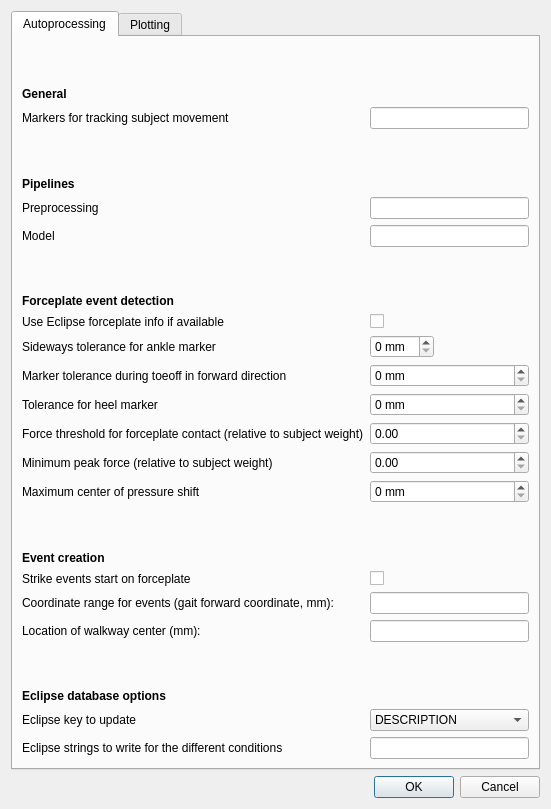
Old version of the form nexus_scripts/autoproc_dialog.ui in the repository NCH-Motion-Laboratory/gaitutils.
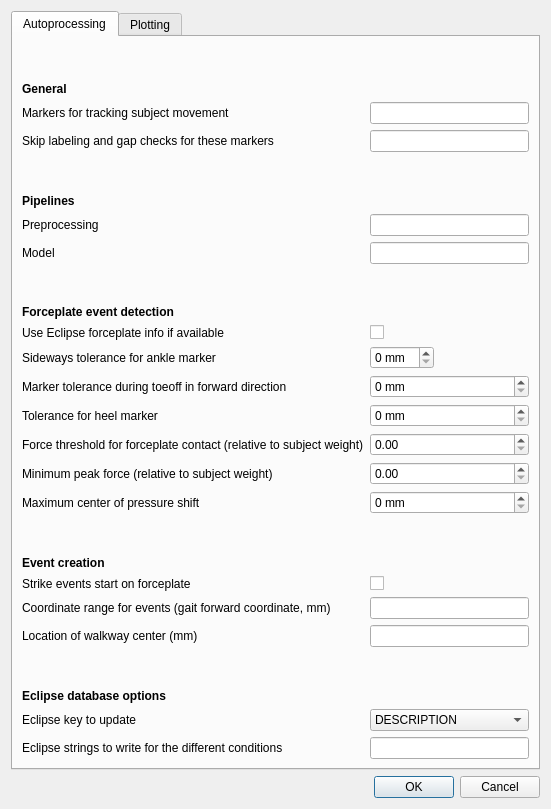
New version of the form.

Commit message: add control for ignored markers

Patch:
```diff
--- a/nexus_scripts/autoproc_dialog.ui
+++ b/nexus_scripts/autoproc_dialog.ui
@@ -78,20 +78,20 @@
          <item row="2" column="1">
           <widget class="QLineEdit" name="cfg_track_markers"/>
          </item>
-         <item row="3" column="0">
-          <spacer name="verticalSpacer_5">
-           <property name="orientation">
-            <enum>Qt::Vertical</enum>
-           </property>
-           <property name="sizeHint" stdset="0">
-            <size>
-             <width>20</width>
-             <height>20</height>
-            </size>
-           </property>
-          </spacer>
-         </item>
          <item row="4" column="0">
+          <spacer name="verticalSpacer_5">
+           <property name="orientation">
+            <enum>Qt::Vertical</enum>
+           </property>
+           <property name="sizeHint" stdset="0">
+            <size>
+             <width>20</width>
+             <height>20</height>
+            </size>
+           </property>
+          </spacer>
+         </item>
+         <item row="5" column="0">
           <widget class="QLabel" name="label_16">
            <property name="font">
             <font>
@@ -104,40 +104,40 @@
            </property>
           </widget>
          </item>
-         <item row="5" column="0">
+         <item row="6" column="0">
           <widget class="QLabel" name="label_17">
            <property name="text">
             <string>Preprocessing</string>
            </property>
           </widget>
          </item>
-         <item row="5" column="1">
+         <item row="6" column="1">
           <widget class="QLineEdit" name="cfg_pre_pipelines"/>
          </item>
-         <item row="6" column="0">
+         <item row="7" column="0">
           <widget class="QLabel" name="label_19">
            <property name="text">
             <string>Model</string>
            </property>
           </widget>
          </item>
-         <item row="6" column="1">
+         <item row="7" column="1">
           <widget class="QLineEdit" name="cfg_model_pipelines"/>
          </item>
-         <item row="7" column="0">
-          <spacer name="verticalSpacer_4">
-           <property name="orientation">
-            <enum>Qt::Vertical</enum>
-           </property>
-           <property name="sizeHint" stdset="0">
-            <size>
-             <width>20</width>
-             <height>20</height>
-            </size>
-           </property>
-          </spacer>
-         </item>
          <item row="8" column="0">
+          <spacer name="verticalSpacer_4">
+           <property name="orientation">
+            <enum>Qt::Vertical</enum>
+           </property>
+           <property name="sizeHint" stdset="0">
+            <size>
+             <width>20</width>
+             <height>20</height>
+            </size>
+           </property>
+          </spacer>
+         </item>
+         <item row="9" column="0">
           <widget class="QLabel" name="label_3">
            <property name="font">
             <font>
@@ -150,28 +150,28 @@
            </property>
           </widget>
          </item>
-         <item row="9" column="0">
+         <item row="10" column="0">
           <widget class="QLabel" name="label_14">
            <property name="text">
             <string>Use Eclipse forceplate info if available</string>
            </property>
           </widget>
          </item>
-         <item row="9" column="1">
+         <item row="10" column="1">
           <widget class="QCheckBox" name="cfg_use_eclipse_fp_info">
            <property name="text">
             <string/>
            </property>
           </widget>
          </item>
-         <item row="10" column="0">
+         <item row="11" column="0">
           <widget class="QLabel" name="label">
            <property name="text">
             <string>Sideways tolerance for ankle marker</string>
            </property>
           </widget>
          </item>
-         <item row="10" column="1">
+         <item row="11" column="1">
           <widget class="QSpinBox" name="cfg_ankle_sideways_tol">
            <property name="sizePolicy">
             <sizepolicy hsizetype="Fixed" vsizetype="Fixed">
@@ -187,42 +187,42 @@
            </property>
           </widget>
          </item>
-         <item row="11" column="0">
+         <item row="12" column="0">
           <widget class="QLabel" name="label_7">
            <property name="text">
             <string>Marker tolerance during toeoff in forward direction</string>
            </property>
           </widget>
          </item>
-         <item row="11" column="1">
+         <item row="12" column="1">
           <widget class="QSpinBox" name="cfg_toeoff_marker_tol">
            <property name="suffix">
             <string> mm</string>
            </property>
           </widget>
          </item>
-         <item row="12" column="0">
+         <item row="13" column="0">
           <widget class="QLabel" name="label_9">
            <property name="text">
             <string>Tolerance for heel marker</string>
            </property>
           </widget>
          </item>
-         <item row="12" column="1">
+         <item row="13" column="1">
           <widget class="QSpinBox" name="cfg_heel_strike_tol">
            <property name="suffix">
             <string> mm</string>
            </property>
           </widget>
          </item>
-         <item row="13" column="0">
+         <item row="14" column="0">
           <widget class="QLabel" name="label_4">
            <property name="text">
             <string>Force threshold for forceplate contact (relative to subject weight)</string>
            </property>
           </widget>
          </item>
-         <item row="13" column="1">
+         <item row="14" column="1">
           <widget class="QDoubleSpinBox" name="cfg_forceplate_contact_threshold">
            <property name="suffix">
             <string/>
@@ -235,14 +235,14 @@
            </property>
           </widget>
          </item>
-         <item row="14" column="0">
+         <item row="15" column="0">
           <widget class="QLabel" name="label_5">
            <property name="text">
             <string>Minimum peak force (relative to subject weight)</string>
            </property>
           </widget>
          </item>
-         <item row="14" column="1">
+         <item row="15" column="1">
           <widget class="QDoubleSpinBox" name="cfg_forceplate_min_weight">
            <property name="suffix">
             <string/>
@@ -255,14 +255,14 @@
            </property>
           </widget>
          </item>
-         <item row="15" column="0">
+         <item row="16" column="0">
           <widget class="QLabel" name="label_8">
            <property name="text">
             <string>Maximum center of pressure shift</string>
            </property>
           </widget>
          </item>
-         <item row="15" column="1">
+         <item row="16" column="1">
           <widget class="QSpinBox" name="cfg_cop_shift_max">
            <property name="suffix">
             <string> mm</string>
@@ -272,20 +272,20 @@
            </property>
           </widget>
          </item>
-         <item row="16" column="0">
-          <spacer name="verticalSpacer_2">
-           <property name="orientation">
-            <enum>Qt::Vertical</enum>
-           </property>
-           <property name="sizeHint" stdset="0">
-            <size>
-             <width>20</width>
-             <height>20</height>
-            </size>
-           </property>
-          </spacer>
-         </item>
          <item row="17" column="0">
+          <spacer name="verticalSpacer_2">
+           <property name="orientation">
+            <enum>Qt::Vertical</enum>
+           </property>
+           <property name="sizeHint" stdset="0">
+            <size>
+             <width>20</width>
+             <height>20</height>
+            </size>
+           </property>
+          </spacer>
+         </item>
+         <item row="18" column="0">
           <widget class="QLabel" name="label_10">
            <property name="font">
             <font>
@@ -298,54 +298,54 @@
            </property>
           </widget>
          </item>
-         <item row="18" column="0">
+         <item row="19" column="0">
           <widget class="QLabel" name="label_6">
            <property name="text">
             <string>Strike events start on forceplate</string>
            </property>
           </widget>
          </item>
-         <item row="18" column="1">
+         <item row="19" column="1">
           <widget class="QCheckBox" name="cfg_start_on_forceplate">
            <property name="text">
             <string/>
            </property>
           </widget>
          </item>
-         <item row="19" column="0">
+         <item row="20" column="0">
           <widget class="QLabel" name="label_2">
            <property name="text">
-            <string>Coordinate range for events (gait forward coordinate, mm):</string>
+            <string>Coordinate range for events (gait forward coordinate, mm)</string>
            </property>
           </widget>
          </item>
-         <item row="19" column="1">
+         <item row="20" column="1">
           <widget class="QLineEdit" name="cfg_events_range"/>
          </item>
-         <item row="20" column="0">
+         <item row="21" column="0">
           <widget class="QLabel" name="label_18">
            <property name="text">
-            <string>Location of walkway center (mm):</string>
+            <string>Location of walkway center (mm)</string>
            </property>
           </widget>
          </item>
-         <item row="20" column="1">
+         <item row="21" column="1">
           <widget class="QLineEdit" name="cfg_walkway_ctr"/>
          </item>
-         <item row="21" column="0">
-          <spacer name="verticalSpacer_3">
-           <property name="orientation">
-            <enum>Qt::Vertical</enum>
-           </property>
-           <property name="sizeHint" stdset="0">
-            <size>
-             <width>20</width>
-             <height>20</height>
-            </size>
-           </property>
-          </spacer>
-         </item>
          <item row="22" column="0">
+          <spacer name="verticalSpacer_3">
+           <property name="orientation">
+            <enum>Qt::Vertical</enum>
+           </property>
+           <property name="sizeHint" stdset="0">
+            <size>
+             <width>20</width>
+             <height>20</height>
+            </size>
+           </property>
+          </spacer>
+         </item>
+         <item row="23" column="0">
           <widget class="QLabel" name="label_11">
            <property name="font">
             <font>
@@ -358,14 +358,14 @@
            </property>
           </widget>
          </item>
-         <item row="23" column="0">
+         <item row="24" column="0">
           <widget class="QLabel" name="label_12">
            <property name="text">
             <string>Eclipse key to update</string>
            </property>
           </widget>
          </item>
-         <item row="23" column="1">
+         <item row="24" column="1">
           <widget class="QComboBox" name="cfg_eclipse_write_key">
            <item>
             <property name="text">
@@ -384,16 +384,26 @@
            </item>
           </widget>
          </item>
-         <item row="24" column="0">
+         <item row="25" column="0">
           <widget class="QLabel" name="label_20">
            <property name="text">
             <string>Eclipse strings to write for the different conditions</string>
            </property>
           </widget>
          </item>
-         <item row="24" column="1">
+         <item row="25" column="1">
           <widget class="QLineEdit" name="cfg_enf_descriptions"/>
          </item>
+         <item row="3" column="0">
+          <widget class="QLabel" name="label_21">
+           <property name="text">
+            <string>Skip labeling and gap checks for these markers</string>
+           </property>
+          </widget>
+         </item>
+         <item row="3" column="1">
+          <widget class="QLineEdit" name="cfg_ignore_markers"/>
+         </item>
         </layout>
        </item>
       </layout>
```
